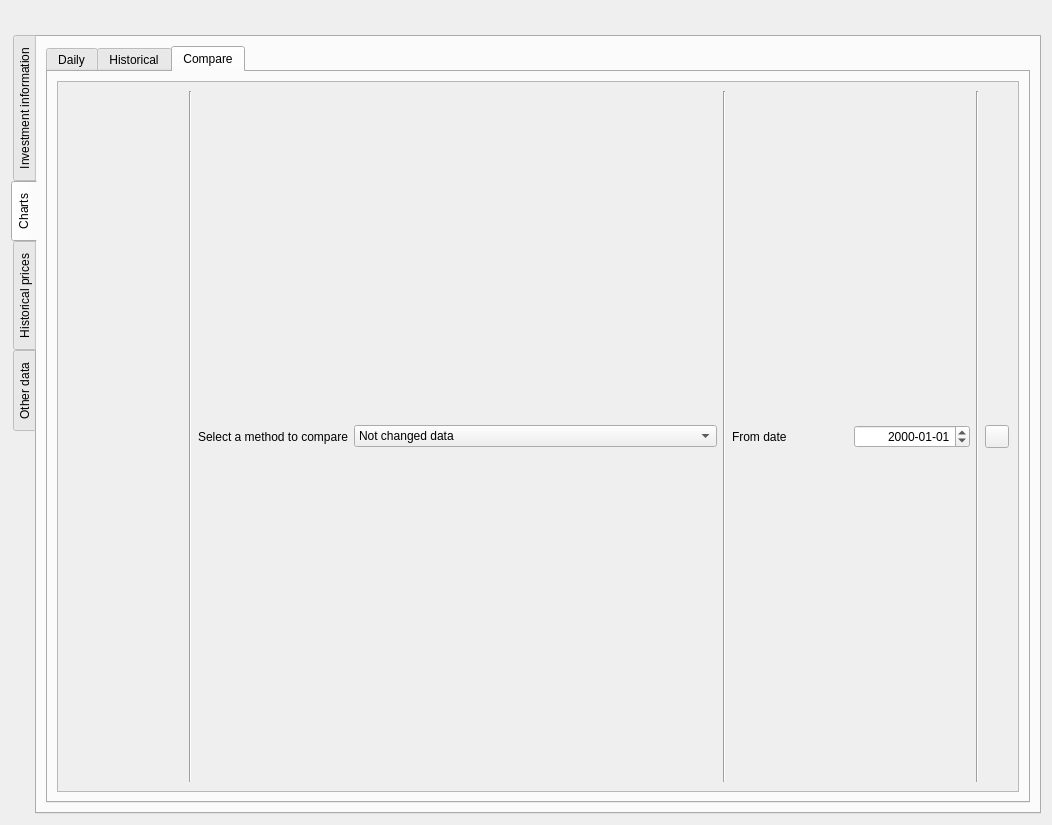
This is ui/frmProductReport.ui in turulomio/xulpymoney as Qt 5 draws it before an edit. The edited form follows.
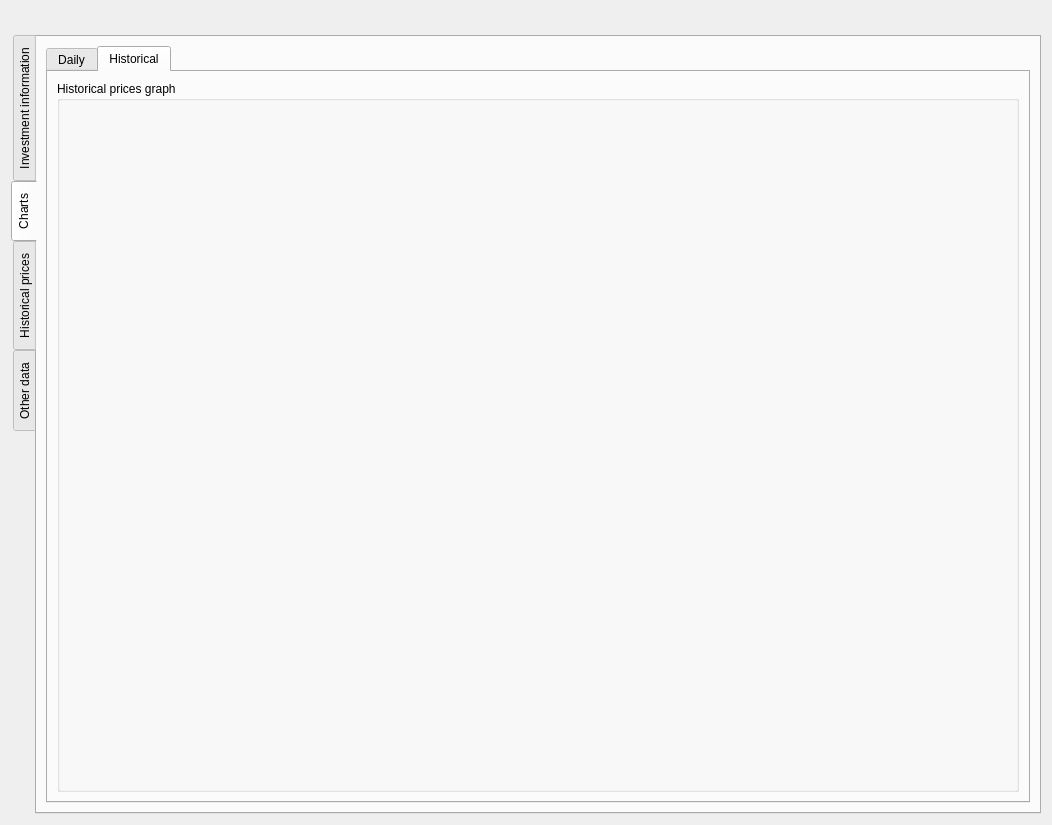
This is the edited form. The open tabs and pages were chosen to show the change. Icons and pictures are not drawn. Custom widgets are drawn as their Qt base class.

Commit message: Creating infraestructure to compare products

The edit to the form file:
```diff
--- a/ui/frmProductReport.ui
+++ b/ui/frmProductReport.ui
@@ -769,173 +769,6 @@
              </item>
             </layout>
            </widget>
-           <widget class="QWidget" name="tab_4">
-            <attribute name="icon">
-             <iconset resource="../images/xulpymoney.qrc">
-              <normaloff>:/xulpymoney/compare.png</normaloff>:/xulpymoney/compare.png</iconset>
-            </attribute>
-            <attribute name="title">
-             <string>Compare</string>
-            </attribute>
-            <layout class="QHBoxLayout" name="horizontalLayout_43">
-             <item>
-              <layout class="QVBoxLayout" name="verticalLayout_8">
-               <item>
-                <widget class="QScrollArea" name="scrollArea_2">
-                 <property name="verticalScrollBarPolicy">
-                  <enum>Qt::ScrollBarAlwaysOff</enum>
-                 </property>
-                 <property name="widgetResizable">
-                  <bool>true</bool>
-                 </property>
-                 <widget class="QWidget" name="scrollAreaWidgetContents_2">
-                  <property name="geometry">
-                   <rect>
-                    <x>0</x>
-                    <y>0</y>
-                    <width>861</width>
-                    <height>46</height>
-                   </rect>
-                  </property>
-                  <layout class="QHBoxLayout" name="horizontalLayout_41">
-                   <item>
-                    <layout class="QHBoxLayout" name="horizontalLayout_25">
-                     <item>
-                      <widget class="wdgProductSelector" name="pseCompare" native="true"/>
-                     </item>
-                     <item>
-                      <widget class="Line" name="line_3">
-                       <property name="orientation">
-                        <enum>Qt::Vertical</enum>
-                       </property>
-                      </widget>
-                     </item>
-                     <item>
-                      <widget class="QLabel" name="label_2">
-                       <property name="text">
-                        <string>Select a method to compare</string>
-                       </property>
-                      </widget>
-                     </item>
-                     <item>
-                      <widget class="QComboBox" name="cmbCompareTypes">
-                       <property name="sizeAdjustPolicy">
-                        <enum>QComboBox::AdjustToContents</enum>
-                       </property>
-                       <item>
-                        <property name="text">
-                         <string>Not changed data</string>
-                        </property>
-                        <property name="icon">
-                         <iconset resource="../images/xulpymoney.qrc">
-                          <normaloff>:/xulpymoney/eye.png</normaloff>:/xulpymoney/eye.png</iconset>
-                        </property>
-                       </item>
-                       <item>
-                        <property name="text">
-                         <string>Scattering product prices</string>
-                        </property>
-                        <property name="icon">
-                         <iconset resource="../images/xulpymoney.qrc">
-                          <normaloff>:/xulpymoney/eye_red.png</normaloff>:/xulpymoney/eye_red.png</iconset>
-                        </property>
-                       </item>
-                       <item>
-                        <property name="text">
-                         <string>Controling percentage evolution</string>
-                        </property>
-                        <property name="icon">
-                         <iconset resource="../images/xulpymoney.qrc">
-                          <normaloff>:/xulpymoney/eye.png</normaloff>:/xulpymoney/eye.png</iconset>
-                        </property>
-                       </item>
-                       <item>
-                        <property name="text">
-                         <string>Controlling percentage evolution. Leveraged reduced</string>
-                        </property>
-                        <property name="icon">
-                         <iconset resource="../images/xulpymoney.qrc">
-                          <normaloff>:/xulpymoney/eye_red.png</normaloff>:/xulpymoney/eye_red.png</iconset>
-                        </property>
-                       </item>
-                       <item>
-                        <property name="text">
-                         <string>Controling inverse percentage evolution</string>
-                        </property>
-                        <property name="icon">
-                         <iconset resource="../images/xulpymoney.qrc">
-                          <normaloff>:/xulpymoney/eye.png</normaloff>:/xulpymoney/eye.png</iconset>
-                        </property>
-                       </item>
-                       <item>
-                        <property name="text">
-                         <string>Controling inverse percentage evolultion. Leveraged reduced</string>
-                        </property>
-                        <property name="icon">
-                         <iconset resource="../images/xulpymoney.qrc">
-                          <normaloff>:/xulpymoney/eye_red.png</normaloff>:/xulpymoney/eye_red.png</iconset>
-                        </property>
-                       </item>
-                      </widget>
-                     </item>
-                     <item>
-                      <widget class="Line" name="line">
-                       <property name="orientation">
-                        <enum>Qt::Vertical</enum>
-                       </property>
-                      </widget>
-                     </item>
-                     <item>
-                      <widget class="QLabel" name="label_7">
-                       <property name="text">
-                        <string>From date</string>
-                       </property>
-                      </widget>
-                     </item>
-                     <item>
-                      <widget class="QDateEdit" name="deCompare">
-                       <property name="alignment">
-                        <set>Qt::AlignRight|Qt::AlignTrailing|Qt::AlignVCenter</set>
-                       </property>
-                       <property name="displayFormat">
-                        <string>yyyy-MM-dd</string>
-                       </property>
-                      </widget>
-                     </item>
-                     <item>
-                      <widget class="Line" name="line_2">
-                       <property name="orientation">
-                        <enum>Qt::Vertical</enum>
-                       </property>
-                      </widget>
-                     </item>
-                     <item>
-                      <widget class="QToolButton" name="cmdComparationData">
-                       <property name="toolTip">
-                        <string>Shows comparation data</string>
-                       </property>
-                       <property name="text">
-                        <string/>
-                       </property>
-                       <property name="icon">
-                        <iconset resource="../images/xulpymoney.qrc">
-                         <normaloff>:/xulpymoney/compare.png</normaloff>:/xulpymoney/compare.png</iconset>
-                       </property>
-                      </widget>
-                     </item>
-                    </layout>
-                   </item>
-                  </layout>
-                 </widget>
-                </widget>
-               </item>
-               <item>
-                <layout class="QVBoxLayout" name="layCompareProduct"/>
-               </item>
-              </layout>
-             </item>
-            </layout>
-           </widget>
           </widget>
          </item>
         </layout>
@@ -1918,12 +1751,6 @@
    <extends>QTableWidget</extends>
    <header location="global">myqtablewidget</header>
   </customwidget>
-  <customwidget>
-   <class>wdgProductSelector</class>
-   <extends>QWidget</extends>
-   <header location="global">wdgProductSelector</header>
-   <container>1</container>
-  </customwidget>
  </customwidgets>
  <resources>
   <include location="../images/xulpymoney.qrc"/>
```
The commit also changes 10 other files.
